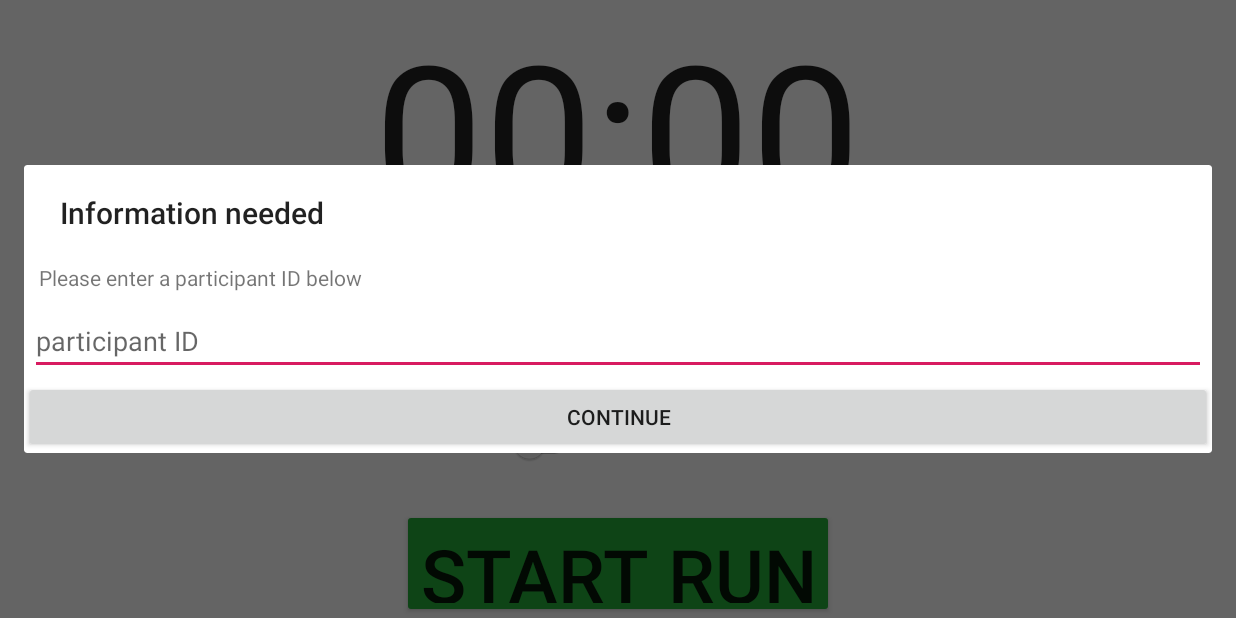
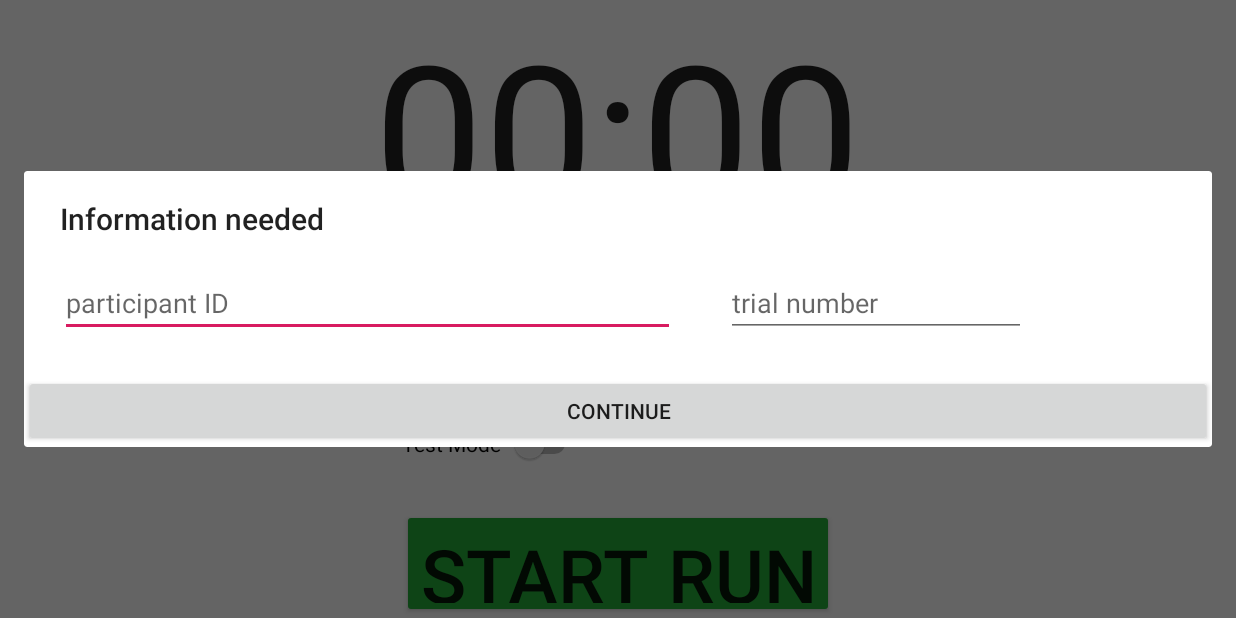
Before and after one commit to AlexGreau/LiveCoaching_Oz, an Android app: the screen it shows after launch (MainActivity), after a tap on "START RUN", on a phone screen of 824 x 412 dp (held sideways). Run offline under Robolectric (Android 15) with nearby library versions, the phone set to English and light mode, and no system bars.

Commit message:
number field in start dialog

```diff
--- a/app/src/main/res/layout/dialog_start.xml
+++ b/app/src/main/res/layout/dialog_start.xml
@@ -3,37 +3,53 @@
     android:layout_width="match_parent"
     android:layout_height="match_parent">
 
+    <Button
+        android:id="@+id/dialogOkButton"
+        android:layout_width="match_parent"
+        android:layout_height="wrap_content"
+        android:layout_below="@id/editTextBar"
+        android:text="Continue" />
+
+    <LinearLayout
+        android:layout_width="match_parent"
+        android:layout_height="wrap_content"
+        android:id="@+id/editTextBar"
+        android:padding="20dp">
+
+        <EditText
+            android:id="@+id/IDparticipant"
+            android:layout_width="410sp"
+            android:layout_height="wrap_content"
+            android:layout_below="@id/dialogErrorText"
+            android:layout_marginLeft="4dp"
+            android:layout_marginRight="4dp"
+            android:layout_marginBottom="5dp"
+            android:hint="participant ID"
+            android:inputType="text" />
+
+        <EditText
+            android:layout_width="200sp"
+            android:layout_height="wrap_content"
+            android:layout_marginLeft="30dp"
+            android:layout_toRightOf="@id/IDparticipant"
+            android:hint="trial number"
+            android:id="@+id/trialNumberPicker"/>
+    </LinearLayout>
+
     <TextView
         android:id="@+id/dialogExplanation"
         android:layout_width="match_parent"
         android:layout_height="wrap_content"
+        android:layout_below="@id/dialogExplanation"
         android:layout_marginTop="10sp"
         android:padding="10sp" />
+
 
     <TextView
         android:id="@+id/dialogErrorText"
         android:layout_width="match_parent"
         android:layout_height="wrap_content"
-        android:layout_below="@id/dialogExplanation"
         android:layout_marginLeft="10sp"
         android:visibility="gone" />
 
-    <EditText
-        android:id="@+id/IDparticipant"
-        android:layout_width="match_parent"
-        android:layout_height="wrap_content"
-        android:layout_below="@id/dialogErrorText"
-        android:layout_marginLeft="4dp"
-        android:layout_marginRight="4dp"
-        android:layout_marginBottom="4dp"
-        android:hint="participant ID"
-        android:inputType="text" />
-
-    <Button
-        android:id="@+id/dialogOkButton"
-        android:layout_width="match_parent"
-        android:layout_height="wrap_content"
-        android:layout_below="@id/IDparticipant"
-        android:text="Continue" />
-
 </RelativeLayout>
```
Also changed, not shown: app/src/main/java/com/example/livecoaching_oz/MainActivity.java (+24 -5 lines).
